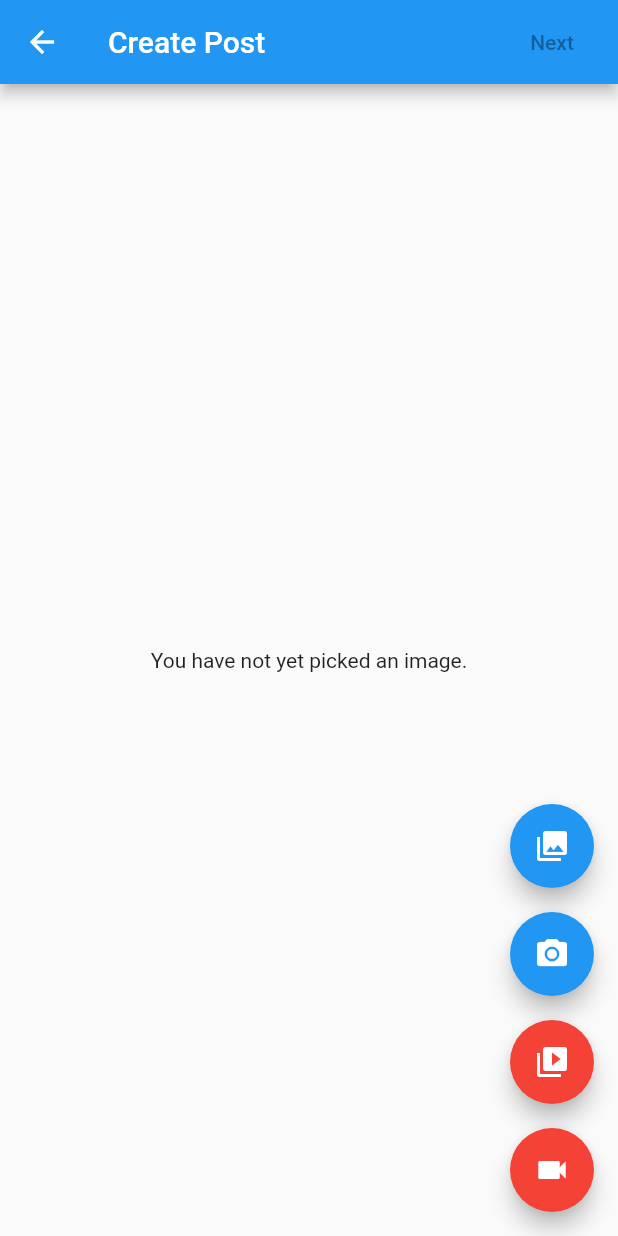
After one commit to EdwinRomelta/flutter-serverless-demo, a Flutter app: the PostCreatePage screen opened by its route, after a tap on the "video collection" icon, on a phone screen of 412 x 824 dp. The commit adds this screen. Run offline on Flutter 3.47's test engine with Material 2 defaults, Android fonts, the phone set to English and light mode, and no system bars; our stand-ins replace bloc, firebase_auth, flutter_bloc, freezed_annotation, graphql_flutter, image_picker and 1 more; missing offline and left inert: gql; accounts and stored records are empty; generated files the repository leaves out were written again; network calls fail.

Commit message:
Implement select file or video

```diff
--- a/flutterserverlessdemo/lib/main.dart
+++ b/flutterserverlessdemo/lib/main.dart
@@ -2,6 +2,7 @@ import 'package:flutter/material.dart';
 import 'package:flutterserverlessdemo/firebase_config.dart';
 import 'package:flutterserverlessdemo/screens/home_page.dart';
 import 'package:flutterserverlessdemo/screens/login_page.dart';
+import 'package:flutterserverlessdemo/screens/post_create_page.dart';
 import 'package:flutterserverlessdemo/screens/splash_page.dart';
 
 void main() {
@@ -12,11 +13,13 @@ void main() {
 const SPLASH = '/';
 const HOME = '/home';
 const LOGIN = '/login';
+const POST_CREATE = '/post/create';
 
 Map<String, WidgetBuilder> _routes = {
   SPLASH: (context) => SplashPage(),
   HOME: (context) => HomePage(),
   LOGIN: (context) => LoginPage(),
+  POST_CREATE: (context) => PostCreatePage(),
 };
 
 class App extends StatelessWidget {
--- a/flutterserverlessdemo/lib/screens/contents/all_posts_content.dart
+++ b/flutterserverlessdemo/lib/screens/contents/all_posts_content.dart
@@ -28,8 +28,10 @@ class _AllPostsContentState extends State<AllPostsContent> {
             itemCount: state.posts.length,
             itemBuilder: (context, index) {
               final post = state.posts[index];
-              return ListTile(
-                subtitle: Text(post.description),
+              return Card(
+                child: ListTile(
+                  subtitle: Text(post.description),
+                ),
               );
             },
           );
--- /dev/null
+++ b/flutterserverlessdemo/lib/screens/post_create_page.dart
@@ -0,0 +1,317 @@
+import 'dart:io';
+
+import 'package:flutter/foundation.dart';
+import 'package:flutter/material.dart';
+import 'package:image_picker/image_picker.dart';
+import 'package:video_player/video_player.dart';
+
+class PostCreatePage extends StatefulWidget {
+  @override
+  _PostCreatePageState createState() => _PostCreatePageState();
+}
+
+class _PostCreatePageState extends State<PostCreatePage> {
+  PickedFile _pickedFile;
+  dynamic _pickImageError;
+  bool isVideo = false;
+  VideoPlayerController _controller;
+  String _retrieveDataError;
+
+  final ImagePicker _picker = ImagePicker();
+  final TextEditingController maxWidthController = TextEditingController();
+  final TextEditingController maxHeightController = TextEditingController();
+  final TextEditingController qualityController = TextEditingController();
+
+  Future<void> _playVideo(PickedFile file) async {
+    if (file != null && mounted) {
+      await _disposeVideoController();
+      if (kIsWeb) {
+        _controller = VideoPlayerController.network(file.path);
+      } else {
+        _controller = VideoPlayerController.file(File(file.path));
+      }
+      await _controller.setVolume(1.0);
+      await _controller.initialize();
+      await _controller.setLooping(true);
+      await _controller.play();
+      setState(() {
+        _pickedFile = file;
+      });
+    }
+  }
+
+  void _onImageButtonPressed(ImageSource source, {BuildContext context}) async {
+    if (_controller != null) {
+      await _controller.setVolume(0.0);
+    }
+    if (isVideo) {
+      final PickedFile file = await _picker.getVideo(
+          source: source, maxDuration: const Duration(seconds: 10));
+      await _playVideo(file);
+    } else {
+      try {
+        final pickedFile = await _picker.getImage(
+          source: source,
+          maxWidth: 1024,
+          maxHeight: 1024,
+          imageQuality: 99,
+        );
+        setState(() {
+          _pickedFile = pickedFile;
+        });
+      } catch (e) {
+        setState(() {
+          _pickImageError = e;
+        });
+      }
+    }
+  }
+
+  @override
+  void deactivate() {
+    if (_controller != null) {
+      _controller.setVolume(0.0);
+      _controller.pause();
+    }
+    super.deactivate();
+  }
+
+  @override
+  void dispose() {
+    _disposeVideoController();
+    maxWidthController.dispose();
+    maxHeightController.dispose();
+    qualityController.dispose();
+    super.dispose();
+  }
+
+  Future<void> _disposeVideoController() async {
+    if (_controller != null) {
+      await _controller.dispose();
+      _controller = null;
+    }
+  }
+
+  Widget _previewVideo() {
+    final Text retrieveError = _getRetrieveErrorWidget();
+    if (retrieveError != null) {
+      return retrieveError;
+    }
+    if (_controller == null) {
+      return const Text(
+        'You have not yet picked a video',
+        textAlign: TextAlign.center,
+      );
+    }
+    return Padding(
+      padding: const EdgeInsets.all(10.0),
+      child: AspectRatioVideo(_controller),
+    );
+  }
+
+  Widget _previewImage() {
+    final Text retrieveError = _getRetrieveErrorWidget();
+    if (retrieveError != null) {
+      return retrieveError;
+    }
+    if (_pickedFile != null) {
+      if (kIsWeb) {
+        // Why network?
+        // See https://pub.dev/packages/image_picker#getting-ready-for-the-web-platform
+        return Image.network(_pickedFile.path);
+      } else {
+        return Image.file(File(_pickedFile.path));
+      }
+    } else if (_pickImageError != null) {
+      return Text(
+        'Pick image error: $_pickImageError',
+        textAlign: TextAlign.center,
+      );
+    } else {
+      return const Text(
+        'You have not yet picked an image.',
+        textAlign: TextAlign.center,
+      );
+    }
+  }
+
+  Future<void> retrieveLostData() async {
+    final LostData response = await _picker.getLostData();
+    if (response.isEmpty) {
+      return;
+    }
+    if (response.file != null) {
+      if (response.type == RetrieveType.video) {
+        isVideo = true;
+        await _playVideo(response.file);
+      } else {
+        isVideo = false;
+        setState(() {
+          _pickedFile = response.file;
+        });
+      }
+    } else {
+      _retrieveDataError = response.exception.code;
+    }
+  }
+
+  @override
+  Widget build(BuildContext context) {
+    return Scaffold(
+      appBar: AppBar(
+        title: Text('Create Post'),
+        actions: [
+          FlatButton(
+            onPressed: _pickedFile != null ? () {} : null,
+            child: Text('Next'),
+          )
+        ],
+      ),
+      body: Center(
+        child: !kIsWeb && defaultTargetPlatform == TargetPlatform.android
+            ? FutureBuilder<void>(
+                future: retrieveLostData(),
+                builder: (BuildContext context, AsyncSnapshot<void> snapshot) {
+                  switch (snapshot.connectionState) {
+                    case ConnectionState.none:
+                    case ConnectionState.waiting:
+                      return const Text(
+                        'You have not yet picked an image.',
+                        textAlign: TextAlign.center,
+                      );
+                    case ConnectionState.done:
+                      return isVideo ? _previewVideo() : _previewImage();
+                    default:
+                      if (snapshot.hasError) {
+                        return Text(
+                          'Pick image/video error: ${snapshot.error}}',
+                          textAlign: TextAlign.center,
+                        );
+                      } else {
+                        return const Text(
+                          'You have not yet picked an image.',
+                          textAlign: TextAlign.center,
+                        );
+                      }
+                  }
+                },
+              )
+            : (isVideo ? _previewVideo() : _previewImage()),
+      ),
+      floatingActionButton: Column(
+        mainAxisAlignment: MainAxisAlignment.end,
+        children: <Widget>[
+          FloatingActionButton(
+            onPressed: () {
+              isVideo = false;
+              _onImageButtonPressed(ImageSource.gallery, context: context);
+            },
+            heroTag: 'image0',
+            tooltip: 'Pick Image from gallery',
+            child: const Icon(Icons.photo_library),
+          ),
+          Padding(
+            padding: const EdgeInsets.only(top: 16.0),
+            child: FloatingActionButton(
+              onPressed: () {
+                isVideo = false;
+                _onImageButtonPressed(ImageSource.camera, context: context);
+              },
+              heroTag: 'image1',
+              tooltip: 'Take a Photo',
+              child: const Icon(Icons.camera_alt),
+            ),
+          ),
+          Padding(
+            padding: const EdgeInsets.only(top: 16.0),
+            child: FloatingActionButton(
+              backgroundColor: Colors.red,
+              onPressed: () {
+                isVideo = true;
+                _onImageButtonPressed(ImageSource.gallery);
+              },
+              heroTag: 'video0',
+              tooltip: 'Pick Video from gallery',
+              child: const Icon(Icons.video_library),
+            ),
+          ),
+          Padding(
+            padding: const EdgeInsets.only(top: 16.0),
+            child: FloatingActionButton(
+              backgroundColor: Colors.red,
+              onPressed: () {
+                isVideo = true;
+                _onImageButtonPressed(ImageSource.camera);
+              },
+              heroTag: 'video1',
+              tooltip: 'Take a Video',
+              child: const Icon(Icons.videocam),
+            ),
+          ),
+        ],
+      ),
+    );
+  }
+
+  Text _getRetrieveErrorWidget() {
+    if (_retrieveDataError != null) {
+      final Text result = Text(_retrieveDataError);
+      _retrieveDataError = null;
+      return result;
+    }
+    return null;
+  }
+}
+
+typedef void OnPickImageCallback(
+    double maxWidth, double maxHeight, int quality);
+
+class AspectRatioVideo extends StatefulWidget {
+  AspectRatioVideo(this.controller);
+
+  final VideoPlayerController controller;
+
+  @override
+  AspectRatioVideoState createState() => AspectRatioVideoState();
+}
+
+class AspectRatioVideoState extends State<AspectRatioVideo> {
+  VideoPlayerController get controller => widget.controller;
+  bool initialized = false;
+
+  void _onVideoControllerUpdate() {
+    if (!mounted) {
+      return;
+    }
+    if (initialized != controller.value.initialized) {
+      initialized = controller.value.initialized;
+      setState(() {});
+    }
+  }
+
+  @override
+  void initState() {
+    super.initState();
+    controller.addListener(_onVideoControllerUpdate);
+  }
+
+  @override
+  void dispose() {
+    controller.removeListener(_onVideoControllerUpdate);
+    super.dispose();
+  }
+
+  @override
+  Widget build(BuildContext context) {
+    if (initialized) {
+      return Center(
+        child: AspectRatio(
+          aspectRatio: controller.value?.aspectRatio,
+          child: VideoPlayer(controller),
+        ),
+      );
+    } else {
+      return Container();
+    }
+  }
+}
--- a/flutterserverlessdemo/pubspec.yaml
+++ b/flutterserverlessdemo/pubspec.yaml
@@ -35,7 +35,10 @@ dependencies:
   freezed_annotation: ^0.11.0
   gql: 0.12.2
   graphql_flutter: ^3.1.0-beta.1
+  image_picker: ^0.6.7+2
+  image_picker_for_web: ^0.1.0+1
   json_annotation: ^3.0.1
+  video_player: ^0.10.11+1
 
 dev_dependencies:
   flutter_test:
```
Also changed, not shown: flutterserverlessdemo/lib/screens/home_page.dart (+10 -4 lines), flutterserverlessdemo/lib/models/post.freezed.dart, flutterserverlessdemo/lib/models/user.freezed.dart, flutterserverlessdemo/lib/repositories/graph_q_l/response/post_response.freezed.dart, flutterserverlessdemo/pubspec.lock.
